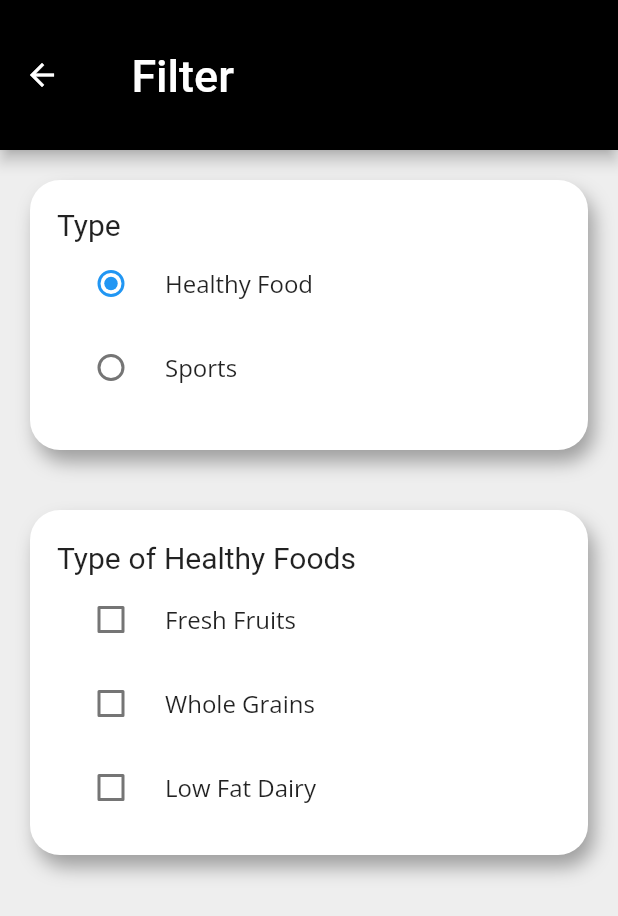
After one commit to AnthonyChew/POI-POI-Team-1, a Flutter app: the Filter screen opened directly, after a tap on "Healthy Food", on a phone screen of 412 x 824 dp. The commit adds this screen. Shown: the top 916 px of the screen. Run offline on Flutter 3.47's test engine with Material 2 defaults, Android fonts, the light colour scheme and no system bars; our stand-ins replace dot_navigation_bar, flutter_image_slideshow, google_fonts, rounded_loading_button; Roboto replaces fonts that are missing (FredokaOne).

Commit message:
Add files via upload

```diff
--- /dev/null
+++ b/poipoi/lib/Connected/Cards/location.dart
@@ -0,0 +1,9 @@
+class Location{
+
+  String name = '' ;
+  Location(String name){
+    this.name = name;
+  }
+
+
+}
--- /dev/null
+++ b/poipoi/lib/Connected/filter.dart
@@ -0,0 +1,226 @@
+import 'package:flutter/material.dart';
+
+class Filter extends StatefulWidget {
+  @override
+  State<Filter> createState() => _FilterState();
+}
+
+class _FilterState extends State<Filter> {
+  String? type;
+  bool freshfruits=false;
+  bool wholegrains=false;
+  bool lowfatdairy=false;
+  bool teamSports = false;
+  bool indSports= false;
+  bool dualSports=false;
+
+  @override
+  Widget build(BuildContext context) {
+    return Scaffold(
+      backgroundColor:Colors.grey[200],
+      appBar: AppBar(
+        title: Text('  Filter',
+          style: TextStyle(
+            fontSize: 30.0,
+            fontFamily: 'FredokaOne',
+          ),
+        ),
+        backgroundColor: Colors.black,
+        toolbarHeight: 100,
+      ),
+      body: ListView(
+        children:[
+
+          Column(
+            children:[
+              new Container(
+                //color: Colors.grey[300],
+                height: 180,
+                width: double.infinity,
+                margin: const EdgeInsets.all(20),
+                child:Padding(
+                  padding: const EdgeInsets.all(18),
+                  child: Column(
+                    crossAxisAlignment: CrossAxisAlignment.start,
+                    children:[
+                      Text('Type',
+                          style: TextStyle(
+                              fontSize:20.0,
+                              fontFamily: 'FredokaOne')
+                      ),
+                      RadioListTile(
+                        title: Text('Healthy Food'),
+                        value: "healthy food",
+                        groupValue: type,
+                        onChanged: (value){
+                          print("$value");
+                          setState((){
+                            type = value;
+                          });
+                        },
+                      ),
+                      RadioListTile(
+                        title: Text('Sports'),
+                        value: "sports",
+                        groupValue: type,
+                        onChanged: (value){
+                          print("$value");
+                          setState((){
+                            type = value;
+                          });
+                        },),
+                    ],),
+                ),
+                decoration: BoxDecoration(
+                  color: Colors.white,
+                  borderRadius: BorderRadius.circular(20.0),
+                  boxShadow:[
+                    BoxShadow(
+                      color: Colors.grey,
+                      blurRadius:10,
+                      offset: Offset(4,8),
+                    ),
+                  ],
+                ),
+              ),
+              new Visibility(
+                visible: type=="healthy food",
+                child:Column(
+                  children:[
+                    Container(
+                      height: 230,
+                      width: double.infinity,
+                      margin: const EdgeInsets.all(20),
+                      decoration: BoxDecoration(
+                        color: Colors.white,
+                        borderRadius: BorderRadius.circular(20.0),
+                        boxShadow:[
+                          BoxShadow(
+                            color: Colors.grey,
+                            blurRadius:10,
+                            offset: Offset(4,8),
+                          ),
+                        ],
+                      ),
+                      child:Padding(
+                        padding: const EdgeInsets.all(18),
+                        child: Column(
+                          crossAxisAlignment: CrossAxisAlignment.start,
+                          children:[
+                            Text('Type of Healthy Foods',
+                                style: TextStyle(
+                                    fontSize:20.0,
+                                    fontFamily: 'FredokaOne')
+                            ),
+                            CheckboxListTile(
+                              controlAffinity: ListTileControlAffinity.leading,
+                              title: Text("Fresh Fruits"),
+                              checkColor: Colors.black,
+                              activeColor:Colors.blue,
+                              value: freshfruits,
+                              onChanged:(freshfruits) {
+                                setState(() {
+                                  freshfruits = true;
+                                });
+                              },),
+                            CheckboxListTile(
+                              controlAffinity: ListTileControlAffinity.leading,
+                              title: Text("Whole Grains"),
+                              checkColor: Colors.black,
+                              activeColor:Colors.blue,
+                              value: wholegrains,
+                              onChanged:(wholegrains) {
+                                setState(() {
+                                  wholegrains = true;
+                                });
+                              },),
+                            CheckboxListTile(
+                              controlAffinity: ListTileControlAffinity.leading,
+                              title: Text("Low Fat Dairy"),
+                              checkColor: Colors.black,
+                              activeColor:Colors.blue,
+                              value:lowfatdairy,
+                              onChanged:(lowfatdairy) {
+                                setState(() {
+                                  lowfatdairy = true;
+                                });
+                              },),
+                          ],),),
+                    ),
+                  ],
+                ),
+              ),
+
+              //sports options
+              Visibility(
+                visible: type=="sports",
+                child:Container(
+                  height: 230,
+                  width: double.infinity,
+                  margin: const EdgeInsets.all(20),
+                  decoration: BoxDecoration(
+                    color: Colors.white,
+                    borderRadius: BorderRadius.circular(20.0),
+                    boxShadow:[
+                      BoxShadow(
+                        color: Colors.grey,
+                        blurRadius:10,
+                        offset: Offset(4,8),
+                      ),
+                    ],
+                  ),
+                  child:Padding(
+                    padding: const EdgeInsets.all(18),
+                    child: Column(
+                      crossAxisAlignment: CrossAxisAlignment.start,
+                      children:[
+                        Text('Type of Sports',
+                            style: TextStyle(
+                                fontSize:20.0,
+                                fontFamily: 'FredokaOne')
+                        ),
+                        CheckboxListTile(
+                          controlAffinity: ListTileControlAffinity.leading,
+                          title: Text("Team Sports"),
+                          checkColor: Colors.black,
+                          activeColor:Colors.blue,
+                          value: teamSports,
+                          onChanged:(teamSports) {
+                            setState(() {
+                              teamSports = true;
+                            });
+                          },),
+
+                        CheckboxListTile(
+                          controlAffinity: ListTileControlAffinity.leading,
+                          title: Text("Dual Sports"),
+                          checkColor: Colors.black,
+                          activeColor:Colors.blue,
+                          value: dualSports,
+                          onChanged:(dualSports) {
+                            setState(() {
+                              dualSports = true;
+                            });
+                          },),
+                        CheckboxListTile(
+                          controlAffinity: ListTileControlAffinity.leading,
+                          title: Text("Individual Sports"),
+                          checkColor: Colors.black,
+                          activeColor:Colors.blue,
+                          value:indSports,
+                          onChanged:(indSports) {
+                            setState(() {
+                              indSports = true;
+                            });
+                          },),
+                      ],),),
+                ),
+              ),
+            ],
+          ),
+        ],
+      ),
+    );
+
+  }
+}
```
Also changed, not shown: poipoi/lib/Connected/Cards/VisitedLocation_card.dart (added, +53 -0 lines), poipoi/lib/Connected/Cards/location_card.dart (added, +60 -0 lines), poipoi/lib/Connected/Cards/visited_location.dart (added, +11 -0 lines), poipoi/lib/Connected/FavouritePage.dart (+84 -4 lines), poipoi/lib/Connected/history.dart (added, +40 -0 lines).
